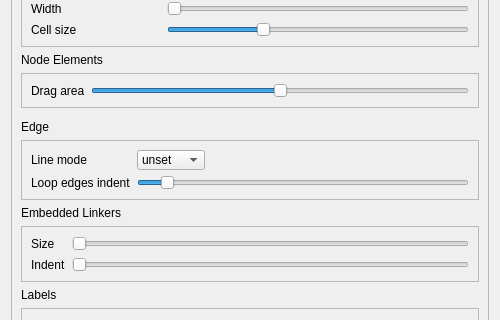
Qt form qrgui/dialogs/preferencesPages/editorPage.ui (qreal/qreal) before a commit; both pictures show x 0 to 500 and y 220 to 540 of the 500 by 638 pixel window.
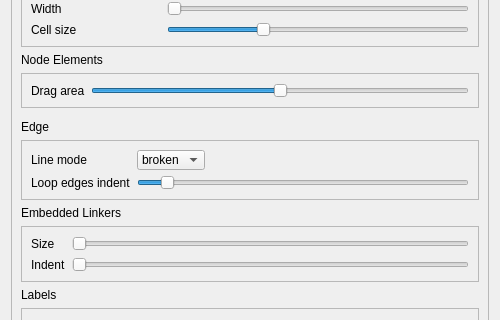
The same form after that commit.

Commit message: removed 'unset' from LineType, aligment after paste, ability to change LineType of edge

What changed in the file:
```diff
--- a/qrgui/dialogs/preferencesPages/editorPage.ui
+++ b/qrgui/dialogs/preferencesPages/editorPage.ui
@@ -46,7 +46,7 @@
         <x>0</x>
         <y>0</y>
         <width>480</width>
-        <height>782</height>
+        <height>762</height>
        </rect>
       </property>
       <layout class="QVBoxLayout" name="verticalLayout_2">
@@ -406,11 +406,6 @@
               <height>20</height>
              </size>
             </property>
-            <item>
-             <property name="text">
-              <string>unset</string>
-             </property>
-            </item>
             <item>
              <property name="text">
               <string>broken</string>
```
The commit also changes 9 other files.
